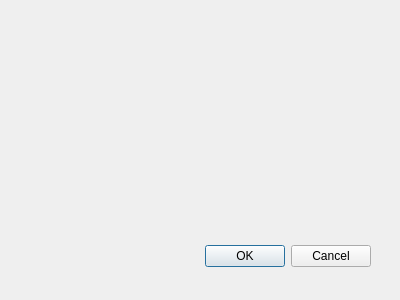
First picture: the form in src/main/employeemainwindow.ui, repository sozzzzi/BudgetControl, before the edit.
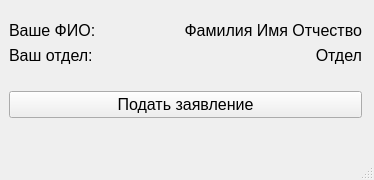
Second picture: the form after the edit.

Commit message: add expenses, statement and department class, design interface for employee

Patch:
```diff
--- a/src/main/employeemainwindow.ui
+++ b/src/main/employeemainwindow.ui
@@ -3,34 +3,164 @@
  <comment/>
  <exportmacro/>
  <class>EmployeeMainWindow</class>
- <widget name="EmployeeMainWindow" class="QDialog">
+ <widget class="QMainWindow" name="EmployeeMainWindow">
   <property name="geometry">
    <rect>
     <x>0</x>
     <y>0</y>
-    <width>400</width>
-    <height>300</height>
+    <width>374</width>
+    <height>180</height>
    </rect>
   </property>
   <property name="windowTitle">
    <string>Dialog</string>
   </property>
-  <widget name="buttonBox" class="QDialogButtonBox">
+  <widget class="QWidget" name="centralwidget">
+   <widget class="QWidget" name="gridLayoutWidget">
+    <property name="geometry">
+     <rect>
+      <x>9</x>
+      <y>9</y>
+      <width>353</width>
+      <height>121</height>
+     </rect>
+    </property>
+    <layout class="QGridLayout" name="gridLayout">
+     <item row="6" column="1" colspan="2">
+      <spacer name="verticalSpacer_3">
+       <property name="orientation">
+        <enum>Qt::Vertical</enum>
+       </property>
+       <property name="sizeHint" stdset="0">
+        <size>
+         <width>20</width>
+         <height>40</height>
+        </size>
+       </property>
+      </spacer>
+     </item>
+     <item row="3" column="1">
+      <widget class="QLabel" name="label_3">
+       <property name="font">
+        <font>
+         <pointsize>12</pointsize>
+        </font>
+       </property>
+       <property name="text">
+        <string>Ваш отдел:</string>
+       </property>
+      </widget>
+     </item>
+     <item row="4" column="1" colspan="2">
+      <spacer name="verticalSpacer">
+       <property name="orientation">
+        <enum>Qt::Vertical</enum>
+       </property>
+       <property name="sizeHint" stdset="0">
+        <size>
+         <width>20</width>
+         <height>40</height>
+        </size>
+       </property>
+      </spacer>
+     </item>
+     <item row="0" column="1" colspan="2">
+      <spacer name="verticalSpacer_2">
+       <property name="orientation">
+        <enum>Qt::Vertical</enum>
+       </property>
+       <property name="sizeHint" stdset="0">
+        <size>
+         <width>20</width>
+         <height>40</height>
+        </size>
+       </property>
+      </spacer>
+     </item>
+     <item row="1" column="1">
+      <widget class="QLabel" name="label">
+       <property name="font">
+        <font>
+         <pointsize>12</pointsize>
+        </font>
+       </property>
+       <property name="text">
+        <string>Ваше ФИО:</string>
+       </property>
+      </widget>
+     </item>
+     <item row="1" column="3">
+      <widget class="QLabel" name="fioLabel">
+       <property name="font">
+        <font>
+         <pointsize>12</pointsize>
+        </font>
+       </property>
+       <property name="layoutDirection">
+        <enum>Qt::LeftToRight</enum>
+       </property>
+       <property name="text">
+        <string>Фамилия Имя Отчество</string>
+       </property>
+       <property name="alignment">
+        <set>Qt::AlignRight|Qt::AlignTrailing|Qt::AlignVCenter</set>
+       </property>
+      </widget>
+     </item>
+     <item row="3" column="3">
+      <widget class="QLabel" name="departmentLabel">
+       <property name="font">
+        <font>
+         <pointsize>12</pointsize>
+        </font>
+       </property>
+       <property name="text">
+        <string>Отдел</string>
+       </property>
+       <property name="alignment">
+        <set>Qt::AlignRight|Qt::AlignTrailing|Qt::AlignVCenter</set>
+       </property>
+      </widget>
+     </item>
+     <item row="5" column="1" colspan="3">
+      <widget class="QPushButton" name="applyButton">
+       <property name="font">
+        <font>
+         <pointsize>12</pointsize>
+        </font>
+       </property>
+       <property name="text">
+        <string>Подать заявление</string>
+       </property>
+      </widget>
+     </item>
+     <item row="4" column="3">
+      <spacer name="horizontalSpacer">
+       <property name="orientation">
+        <enum>Qt::Horizontal</enum>
+       </property>
+       <property name="sizeHint" stdset="0">
+        <size>
+         <width>40</width>
+         <height>20</height>
+        </size>
+       </property>
+      </spacer>
+     </item>
+    </layout>
+   </widget>
+  </widget>
+  <widget class="QMenuBar" name="menubar">
    <property name="geometry">
     <rect>
-     <x>30</x>
-     <y>240</y>
-     <width>341</width>
-     <height>32</height>
+     <x>0</x>
+     <y>0</y>
+     <width>374</width>
+     <height>20</height>
     </rect>
    </property>
-   <property name="orientation">
-    <enum>Qt::Horizontal</enum>
-   </property>
-   <property name="standardButtons">
-    <set>QDialogButtonBox::Cancel|QDialogButtonBox::Ok</set>
-   </property>
   </widget>
+  <widget class="QStatusBar" name="statusbar"/>
  </widget>
  <pixmapfunction/>
  <resources/>
```
Left out of the diff: 42 changed lines with no effect on the pictures. The commit also changes 15 other files.
